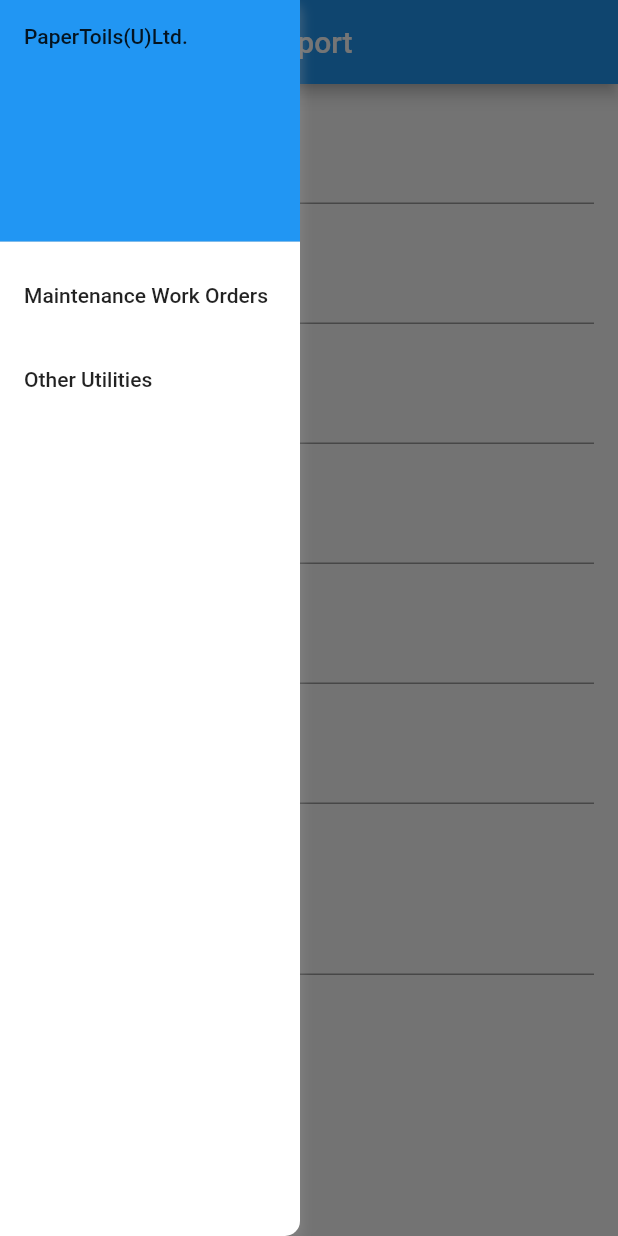
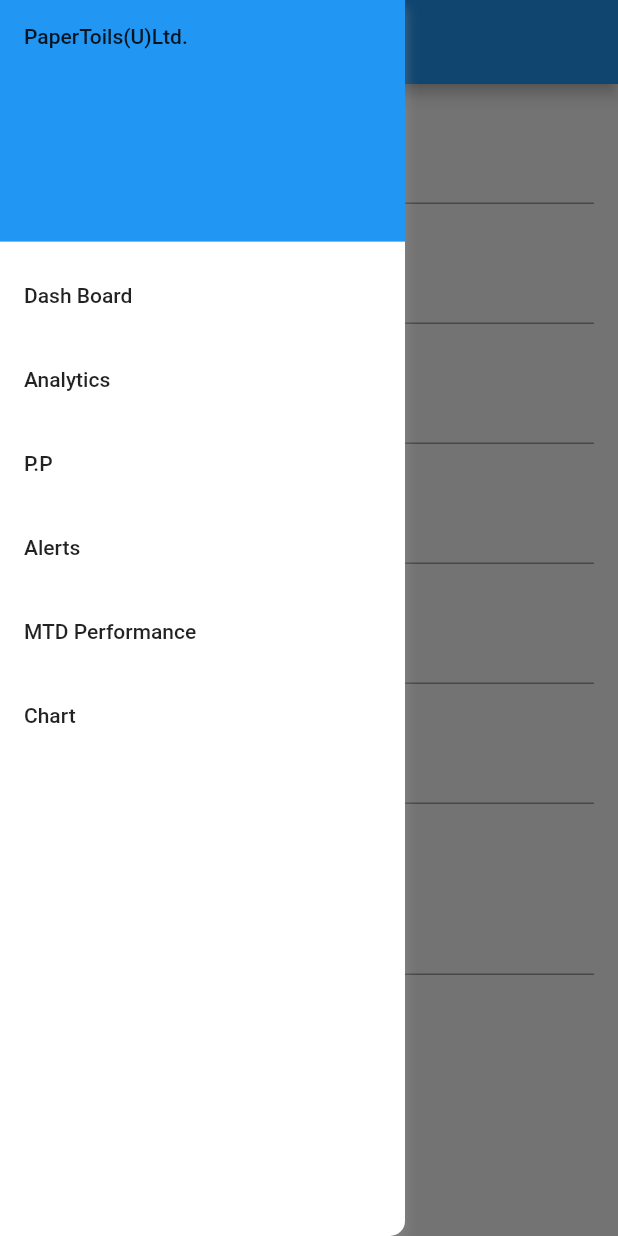
Before and after one commit to joelbendict/ProdutionReport, a Flutter app: the screen it shows after launch, with the side drawer open, on a phone screen of 412 x 824 dp. Run offline on Flutter 3.47's test engine with Material 2 defaults, Android fonts, the phone set to English and light mode, and no system bars.

Commit message:
drawer changes

```diff
--- a/lib/main.dart
+++ b/lib/main.dart
@@ -16,8 +16,8 @@
               title: Text('Production Report'),
             ),
             drawer: AnimatedContainer(
-              duration: Duration(seconds: 20),
-              width: 200,
+              duration: Duration(microseconds: 100),
+              width: 270,
               decoration: BoxDecoration(
                 color: Colors.white,
                 borderRadius: BorderRadius.only(
@@ -43,14 +43,30 @@
                     ),
                   ),
                   ListTile(
-                    title: Text('Maintenance Work Orders'),
+                    title: Text('Dash Board'),
                     onTap: () {},
                   ),
                   ListTile(
-                    title: Text('Other Utilities'),
+                    title: Text('Analytics'),
                     onTap: () {
                       // Handle option 2 press
                     },
+                  ),
+                  ListTile(
+                    title: Text('P.P'),
+                    onTap: () {},
+                  ),
+                  ListTile(
+                    title: Text('Alerts'),
+                    onTap: () {},
+                  ),
+                  ListTile(
+                    title: Text('MTD Performance'),
+                    onTap: () {},
+                  ),
+                  ListTile(
+                    title: Text('Chart'),
+                    onTap: () {},
                   ),
                 ],
               ),
--- a/pubspec.yaml
+++ b/pubspec.yaml
@@ -30,7 +30,6 @@
 dependencies:
   flutter:
     sdk: flutter
-  pdf: ^3.6.0
 
   # The following adds the Cupertino Icons font to your application.
   # Use with the CupertinoIcons class for iOS style icons.
```
Also changed, not shown: lib/pdf_generator.dart (+40 -0 lines), pubspec.lock (added).
